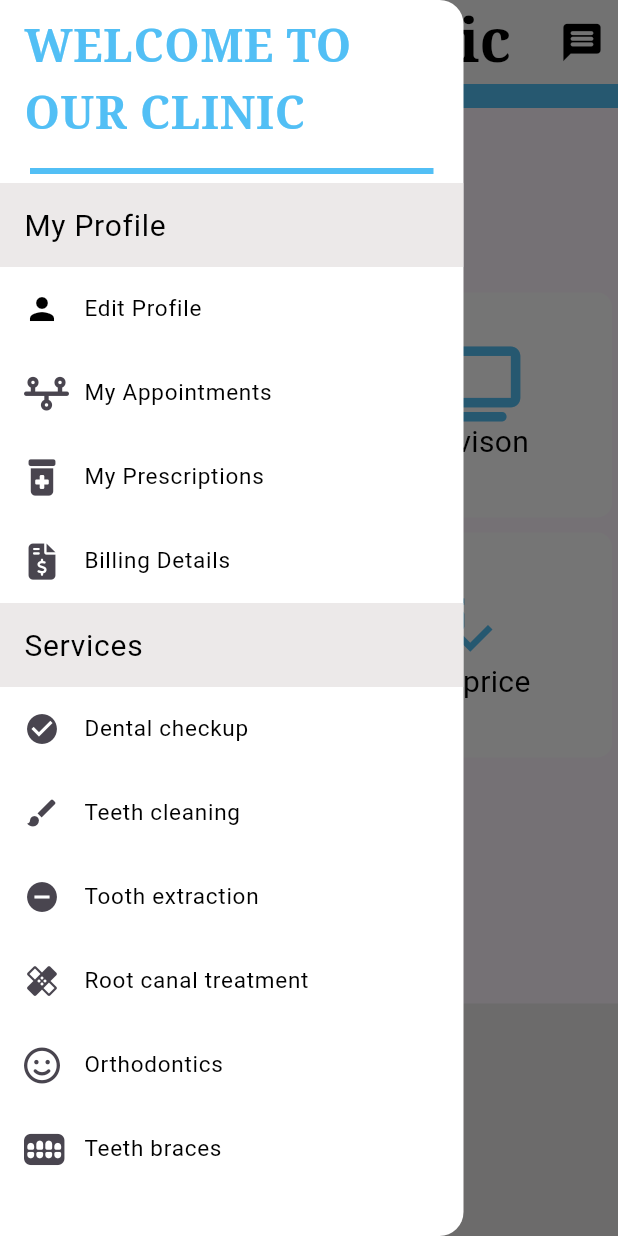
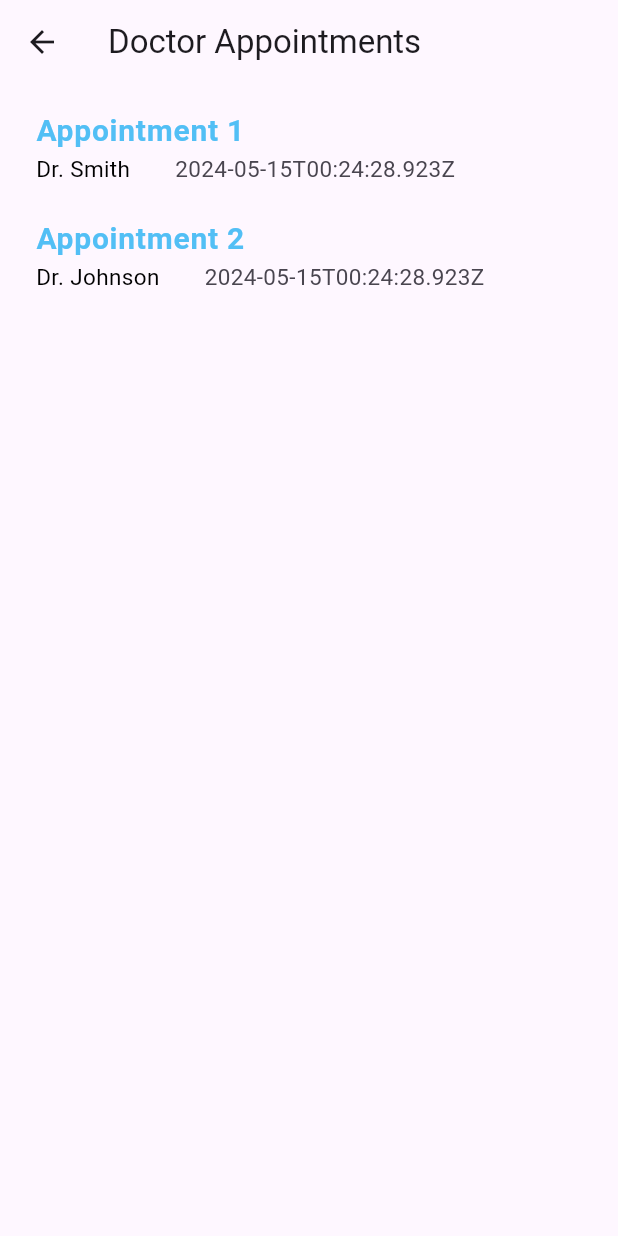
Before and after one commit to MohamedHamed001/dental-clinic-, a Flutter app: the MyHomePage screen opened by its route, scrolled down 576 dp, after a tap on the "menu" icon, after a tap on "My Appointments", on a phone screen of 412 x 824 dp. Run offline on Flutter 3.47's test engine with Material 3 defaults, Android fonts, the phone set to English and light mode, and no system bars; our stand-ins replace dotted_border, font_awesome_flutter, table_calendar.

Commit message:
doctor portal

```diff
--- /dev/null
+++ b/cross_platform/lib/doctor_portal/doctor_appointments.dart
@@ -0,0 +1,83 @@
+import 'package:flutter/material.dart';
+import 'package:flutter/widgets.dart';
+import 'package:cross_platform/doctor_portal/prescription.dart';
+
+class DoctorAppointments extends StatefulWidget {
+  @override
+  _DoctorAppointmentsState createState() => _DoctorAppointmentsState();
+}
+
+class _DoctorAppointmentsState extends State<DoctorAppointments> {
+  List<Widget> generateTiles(List<dynamic> data) {
+    return data.map((item) {
+      return ListTile(
+        onTap: () {
+          Navigator.push(
+            context,
+            MaterialPageRoute(builder: (context) => Prescription()),
+          );
+        },
+        title: Text(item['title'],
+            style: TextStyle(
+              fontSize: 20,
+              fontWeight: FontWeight.bold,
+              color: Color.fromARGB(255, 82, 191, 245),
+            )), // replace 'title' with the actual key in your data
+        subtitle: Row(
+          children: [
+            Text(item['subtitle'],
+                style: TextStyle(
+                  fontSize: 15,
+                  color: Colors.black,
+                )),
+            SizedBox(width: 30), // Add some space between the text widgets
+            Text(
+              item['scheduled_time'],
+              style: TextStyle(
+                fontSize: 15,
+              ),
+            ),
+          ],
+        ), // replace 'subtitle' with the actual key in your data
+        // add more properties as needed
+      );
+    }).toList();
+  }
+
+  // Define a list of maps
+  List<Map<String, dynamic>> data = [
+    {
+      'title': 'Appointment 1',
+      'subtitle': 'Dr. Smith',
+      'scheduled_time': '2024-05-15T00:24:28.923Z',
+    },
+    {
+      'title': 'Appointment 2',
+      'subtitle': 'Dr. Johnson',
+      'scheduled_time': '2024-05-15T00:24:28.923Z',
+    },
+    // Add more maps as needed
+  ];
+
+// Function to generate tiles
+
+  @override
+  Widget build(BuildContext context) {
+    return Scaffold(
+        appBar: AppBar(
+          title: Text('Doctor Appointments'),
+        ),
+        body: Flexible(
+          child: SingleChildScrollView(
+            scrollDirection: Axis.vertical,
+            child: Padding(
+              padding: const EdgeInsets.all(8.0),
+              child: Column(
+                children: generateTiles(
+                    data), // replace 'yourData' with your actual data
+              ),
+            ),
+          ),
+        ));
+  }
+}
--- /dev/null
+++ b/cross_platform/lib/doctor_portal/doctor_drawer.dart
@@ -0,0 +1,109 @@
+import 'package:flutter/material.dart';
+import 'package:font_awesome_flutter/font_awesome_flutter.dart';
+import 'package:cross_platform/reserve_appointment.dart';
+import 'package:cross_platform/doctor_portal/doctor_appointments.dart';
+// Adjust the import path as necessary
+
+class DoctorDrawer extends StatelessWidget {
+  DoctorDrawer({Key? key}) : super(key: key);
+
+  @override
+  Widget build(BuildContext context) {
+    final double screenWidth = MediaQuery.of(context).size.width;
+    final double drawerWidth =
+        screenWidth * 0.75; // Drawer covers 75% of the screen width
+
+    return SizedBox(
+      width: drawerWidth,
+      child: Drawer(
+        backgroundColor: Colors.white,
+        child: ListView(
+          children: [
+            const ListTile(
+              title: Text(
+                'WELCOME TO OUR CLINIC',
+                style: TextStyle(
+                  color: Color.fromARGB(255, 82, 191, 245),
+                  fontSize: 30,
+                  fontFamily: 'Serif',
+                  fontWeight: FontWeight.bold,
+                ),
+              ),
+            ),
+            const Divider(
+              color: Color.fromARGB(255, 82, 191, 245),
+              thickness: 4,
+              indent: 20,
+              endIndent: 20,
+            ),
+            ListTile(
+              title: const Text(
+                'Doctor username',
+                style: TextStyle(
+                  color: Colors.black,
+                  fontSize: 20,
+                ),
+              ),
+              tileColor: const Color.fromARGB(255, 236, 233, 233),
+            ),
+            ListTile(
+              leading: const Icon(
+                FontAwesomeIcons.person,
+              ),
+              title: const Text(
+                'My Profile ',
+                style: TextStyle(
+                  color: Colors.black,
+                  fontSize: 15,
+                ),
+              ),
+              onTap: () {},
+            ),
+            ListTile(
+              leading: const Icon(
+                FontAwesomeIcons.timeline,
+              ),
+              title: const Text(
+                'My Appointments',
+                style: TextStyle(
+                  color: Colors.black,
+                  fontSize: 15,
+                ),
+              ),
+              onTap: () {
+                Navigator.pop(context); // Close the drawer
+                Navigator.push(
+                  context,
+                  MaterialPageRoute(builder: (context) => DoctorAppointments()),
+                );
+              },
+            ),
+          ],
+        ),
+      ),
+    );
+  }
+
+  ListTile _createServiceListTile(
+      BuildContext context, String serviceName, IconData icon) {
+    return ListTile(
+      leading: Icon(icon),
+      title: Text(
+        serviceName,
+        style: TextStyle(
+          color: Colors.black,
+          fontSize: 15,
+        ),
+      ),
+      onTap: () {
+        Navigator.pop(context); // Close the drawer
+        Navigator.push(
+          context,
+          MaterialPageRoute(
+              builder: (context) =>
+                  ReserveAppointmentPage(serviceName: serviceName)),
+        );
+      },
+    );
+  }
+}
--- a/cross_platform/lib/home_page/my_home_page.dart
+++ b/cross_platform/lib/home_page/my_home_page.dart
@@ -1,3 +1,4 @@
+import 'package:cross_platform/doctor_portal/doctor_drawer.dart';
 import 'package:cross_platform/home_page/services.dart';
 import 'package:cross_platform/my_app_bar.dart';
 import 'package:cross_platform/patient_drawer.dart';
@@ -19,7 +20,7 @@ class _MyHomePageState extends State<MyHomePage> {
   @override
   Widget build(BuildContext context) {
     return Scaffold(
-      drawer: PatientDrawer(),
+      drawer: DoctorDrawer(),
       appBar: PreferredSize(
         preferredSize: Size.fromHeight(kToolbarHeight),
         child: MyAppBar(),
--- a/cross_platform/lib/main.dart
+++ b/cross_platform/lib/main.dart
@@ -3,6 +3,8 @@ import 'package:cross_platform/my_app_bar.dart';
 import 'package:cross_platform/home_page/my_home_page.dart';
 import 'package:flutter/material.dart';
 import 'package:cross_platform/start_page.dart';
+import 'package:cross_platform/doctor_portal/doctor_drawer.dart';
+import 'package:cross_platform/doctor_portal/doctor_appointments.dart';
 
 void main() {
   runApp(MyApp());
@@ -21,6 +23,8 @@ class MyApp extends StatelessWidget {
       routes: {
         '/login': (context) => LoginPage(),
         '/MyHomePage': (context) => MyHomePage(),
+        '/DoctorDrawer': (context) => DoctorDrawer(),
+        '/DocotorAppointments': (context) => DoctorAppointments(),
       },
     );
   }
```
Also changed, not shown: cross_platform/lib/doctor_portal/prescription.dart (added, +66 -0 lines).
